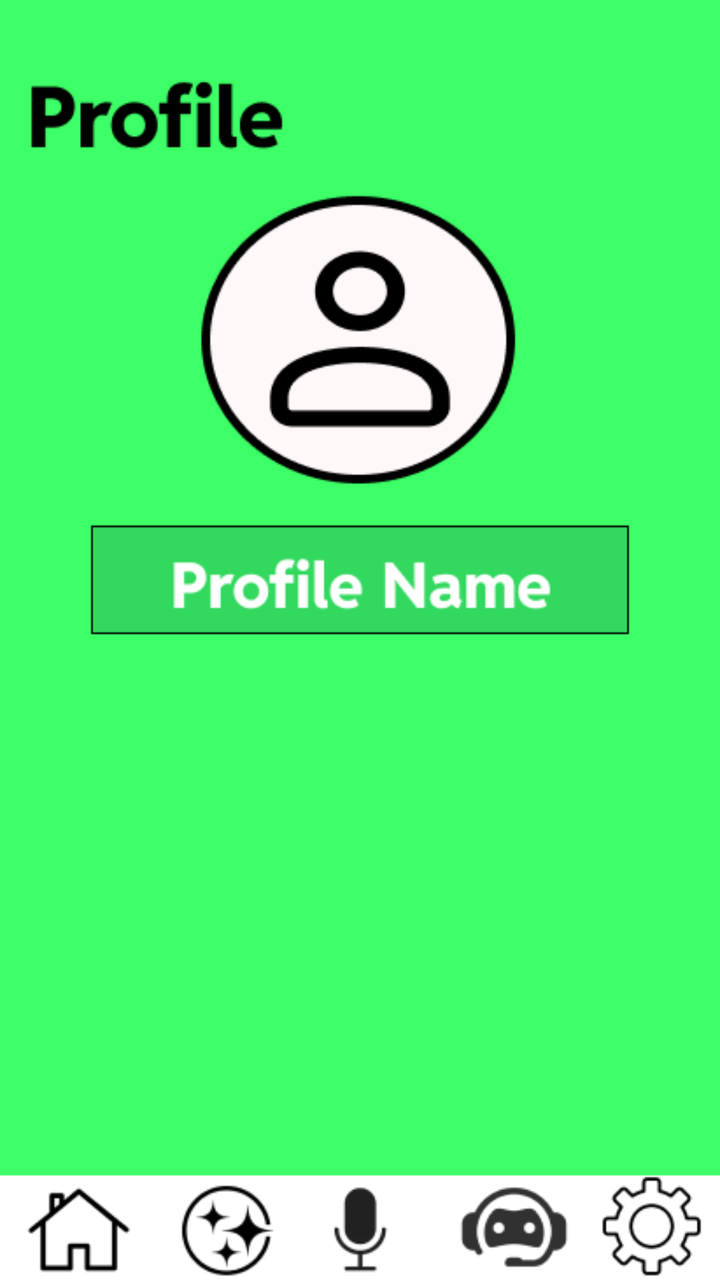
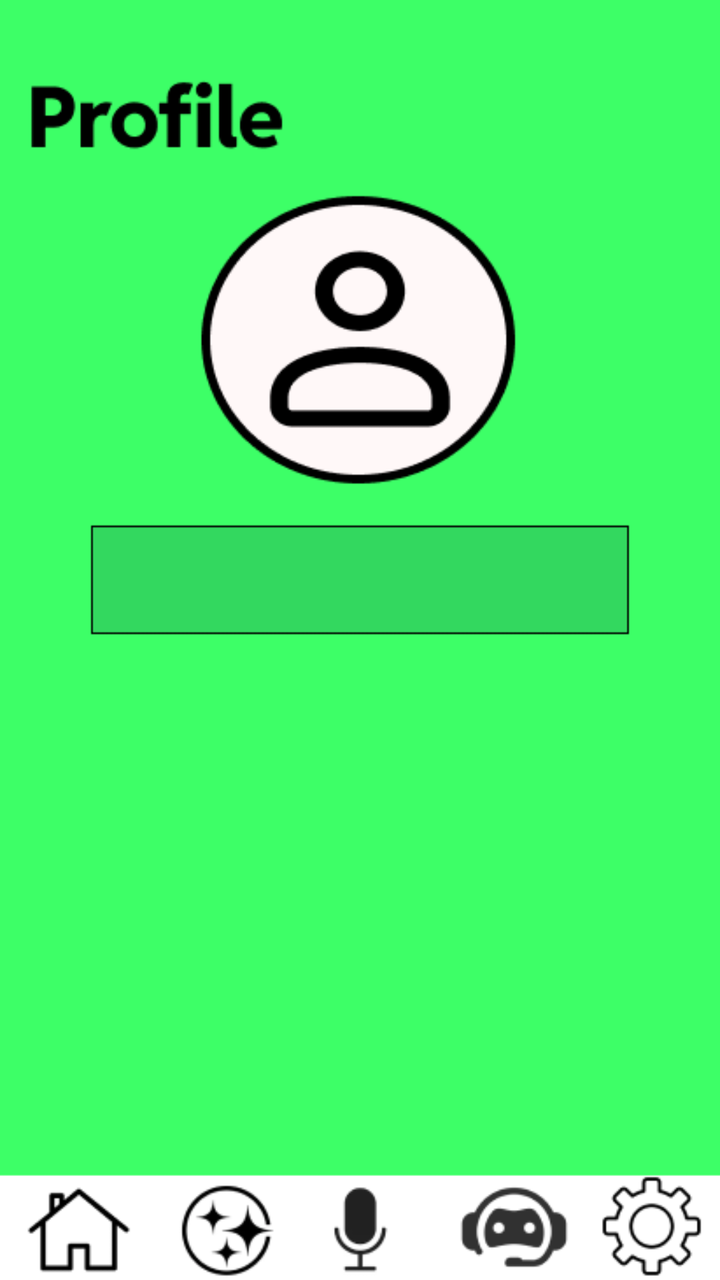

Compare the two renders of this Android layout. The source of the first and the diff that turns it into the second are given below.
<!-- AndroidManifest.xml: application theme Theme.LangFusion -->
<!-- res/layout/profile_screen.xml -->
<?xml version="1.0" encoding="utf-8"?>
<RelativeLayout xmlns:android="http://schemas.android.com/apk/res/android"
    android:layout_width="match_parent"
    android:layout_height="match_parent">

    <ImageView
        android:id="@+id/profile_image"
        android:layout_width="match_parent"
        android:layout_height="match_parent"
        android:scaleType="centerCrop"
        android:src="@drawable/img_12"
        android:contentDescription="@drawable/img_12"
        />

</RelativeLayout>
<!-- resources referenced by this layout -->
<resources>
  <!-- drawable img_12: png bitmap (drawable, 20511 bytes) -->
  <style name="Theme.LangFusion" parent="android:Theme.Material.Light.NoActionBar" />
</resources>

<!-- the commit's change to res/layout/profile_screen.xml (unified diff, before → after) -->
@@ -4,12 +4,12 @@
     android:layout_height="match_parent">
 
     <ImageView
-        android:id="@+id/profile_image"
+        android:id="@+id/home_image"
         android:layout_width="match_parent"
         android:layout_height="match_parent"
         android:scaleType="centerCrop"
-        android:src="@drawable/img_12"
-        android:contentDescription="@drawable/img_12"
+        android:src="@drawable/profile"
+        android:contentDescription="@drawable/profile"
         />
 
 </RelativeLayout>
<!-- resource entries referenced after the edit -->
@@ -1,6 +1,6 @@
 <!-- resources referenced by this layout -->
 <resources>
-  <!-- drawable img_12: png bitmap (drawable, 20511 bytes) -->
+  <!-- drawable profile: png bitmap (drawable, 18276 bytes) -->
   <style name="Theme.LangFusion" parent="android:Theme.Material.Light.NoActionBar" />
 </resources>
 
